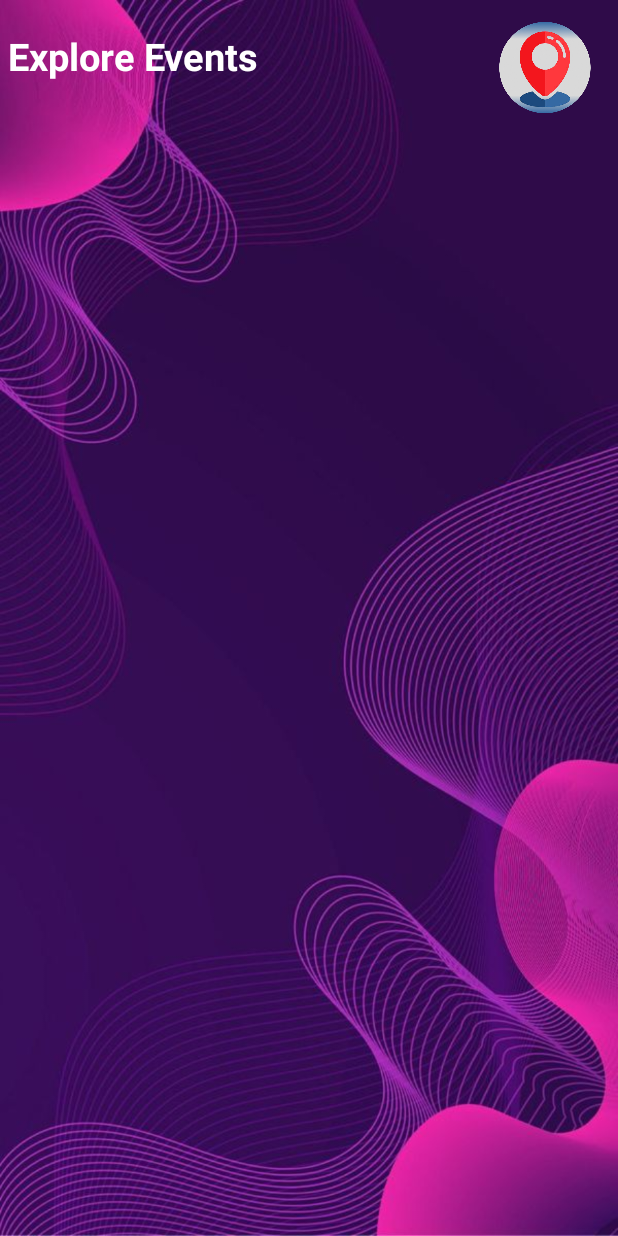
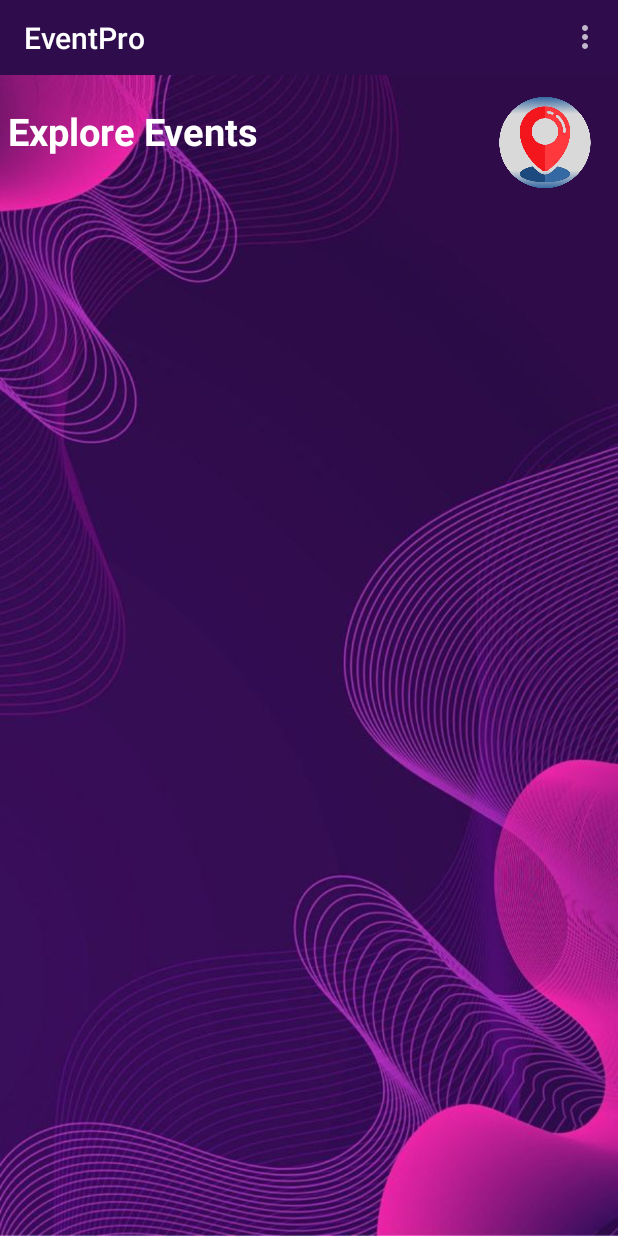
Before and after one commit to MansiBhayade/EventPro, an Android app: the screen it shows after launch (MainActivity), on a phone screen of 412 x 824 dp. Run offline under Robolectric (Android 15) with nearby library versions, the phone set to English and light mode, and no system bars; our stand-ins replace Firebase (no records; nobody signed in at launch, a user with empty details on screens opened directly); pictures from the network do not load; 1 statement that could not run was skipped.

Commit message:
Feature: Added contact us

```diff
--- a/app/src/main/AndroidManifest.xml
+++ b/app/src/main/AndroidManifest.xml
@@ -35,6 +35,10 @@
         <activity android:name=".Weather"></activity>
         <activity android:name=".cityFinder"></activity>
         <activity android:name=".Feedback"></activity>
+        <activity android:name=".Contactus" android:parentActivityName=".MainActivity">
+            <meta-data
+                android:name="android.support.PARENT_ACTIVITY"
+                android:value=".MainActivity" /></activity>
     </application>
 
 </manifest>
--- a/app/src/main/java/com/example/eventpro/MainActivity.java
+++ b/app/src/main/java/com/example/eventpro/MainActivity.java
@@ -6,6 +6,7 @@ import androidx.annotation.NonNull;
 import androidx.appcompat.app.AppCompatActivity;
 import android.Manifest;
 
+import androidx.appcompat.widget.Toolbar;
 import androidx.core.app.ActivityCompat;
 import androidx.recyclerview.widget.LinearLayoutManager;
 import androidx.recyclerview.widget.RecyclerView;
@@ -21,6 +22,7 @@ import android.os.Bundle;
 import android.os.Looper;
 import android.view.Gravity;
 import android.view.LayoutInflater;
+import android.view.MenuInflater;
 import android.view.View;
 import android.view.ViewGroup;
 import android.widget.Button;
@@ -28,6 +30,8 @@ import android.widget.ImageView;
 import android.widget.PopupWindow;
 import android.widget.TextView;
 import android.widget.Toast;
+import android.view.Menu;
+import android.view.MenuItem;
 
 import com.firebase.ui.database.FirebaseRecyclerOptions;
 import com.google.android.gms.location.FusedLocationProviderClient;
@@ -56,8 +60,15 @@ public class MainActivity extends AppCompatActivity {
         super.onCreate(savedInstanceState);
         setContentView(R.layout.activity_main);
 
+        Toolbar toolbar = findViewById(R.id.toolbar);
+        setSupportActionBar(toolbar);
 
-//        setSupportActionBar(toolbar);
+
+
+
+
+
+
 
 //        add_event = findViewById(R.id.add_event);
         loc_image = findViewById(R.id.loc);
@@ -198,4 +209,26 @@ public class MainActivity extends AppCompatActivity {
         mainAdapter.stopListening();
     }
 
+    @Override
+    public boolean onCreateOptionsMenu(Menu menu) {
+        MenuInflater inflater = getMenuInflater();
+        inflater.inflate(R.menu.menu_main, menu);
+        return true;
+
+    }
+
+    @Override
+    public boolean onOptionsItemSelected(MenuItem item) {
+        // Handle item selection
+        if (item.getItemId() == R.id.contactus) {
+            // Open your Contact us Page
+            Intent intent = new Intent(this, Contactus.class);
+            startActivity(intent);
+
+            return true;
+        }
+        return super.onOptionsItemSelected(item);
+    }
+
+
 }
--- a/app/src/main/java/com/example/eventpro/MainAdapter.java
+++ b/app/src/main/java/com/example/eventpro/MainAdapter.java
@@ -93,7 +93,7 @@ public class MainAdapter extends FirebaseRecyclerAdapter<MainModel,MainAdapter.m
             btn_weather.setOnClickListener(new View.OnClickListener() {
                 @Override
                 public void onClick(View v) {
-                    Intent intent = new Intent(itemView.getContext(), Weather.class);
+                    Intent intent = new Intent(itemView.getContext(), cityFinder.class);
                     itemView.getContext().startActivity(intent);
                 }
             });
--- a/app/src/main/java/com/example/eventpro/cityFinder.java
+++ b/app/src/main/java/com/example/eventpro/cityFinder.java
@@ -33,9 +33,6 @@ public class cityFinder extends AppCompatActivity {
                 Intent intent=new Intent(cityFinder.this,Weather.class);
                 intent.putExtra("City",newCity);
                 startActivity(intent);
-
-
-
                 return false;
             }
         });
--- a/app/src/main/res/layout/activity_main.xml
+++ b/app/src/main/res/layout/activity_main.xml
@@ -11,6 +11,13 @@
     <!--        android:id="@+id/action_bar"-->
     <!--        layout="@layout/action_bar" />-->
 
+    <androidx.appcompat.widget.Toolbar
+        android:id="@+id/toolbar"
+        android:layout_width="match_parent"
+        android:layout_height="50dp"
+        android:background="#2F0C4C"
+        />
+
 
     <ImageView
         android:id="@+id/loc"
@@ -19,6 +26,7 @@
         android:layout_alignRight="@id/text1"
         android:layout_alignParentEnd="true"
         android:layout_marginRight="-13dp"
+        android:layout_below="@+id/toolbar"
         android:clickable="true"
         android:contentDescription="Device Location"
         android:src="@drawable/loc1" />
@@ -30,6 +38,7 @@
         android:layout_marginStart="5dp"
         android:layout_marginTop="20dp"
         android:layout_marginEnd="5dp"
+        android:layout_below="@+id/toolbar"
         android:text="Explore Events"
         android:textColor="#FFFFFFFF"
         android:textSize="25dp"
--- /dev/null
+++ b/app/src/main/res/menu/menu_main.xml
@@ -0,0 +1,10 @@
+<menu xmlns:android="http://schemas.android.com/apk/res/android"
+    xmlns:app="http://schemas.android.com/apk/res-auto">
+
+    <!-- Add your menu items here -->
+    <item
+        android:id="@+id/contactus"
+        android:title="Contact us"
+        app:showAsAction="never" />
+
+</menu>
```
Also changed, not shown: app/src/main/java/com/example/eventpro/Contactus.java (added, +30 -0 lines), app/src/main/java/com/example/eventpro/Weather.java (+4 -95 lines), app/src/main/res/layout/checkweather.xml (+15 -15 lines), app/src/main/res/layout/contactus.xml (added, +56 -0 lines), app/src/main/res/values-night/themes.xml (+11 -12 lines), app/src/main/res/values/themes.xml (+17 -12 lines).
